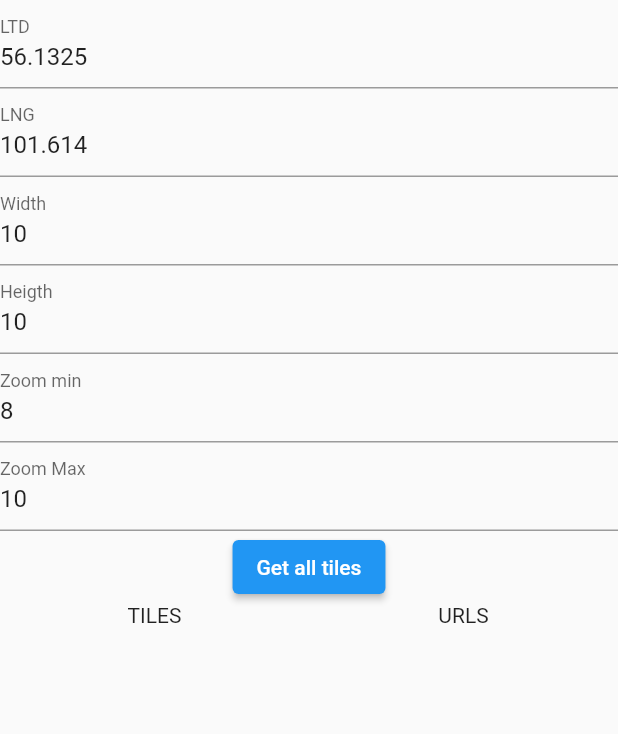
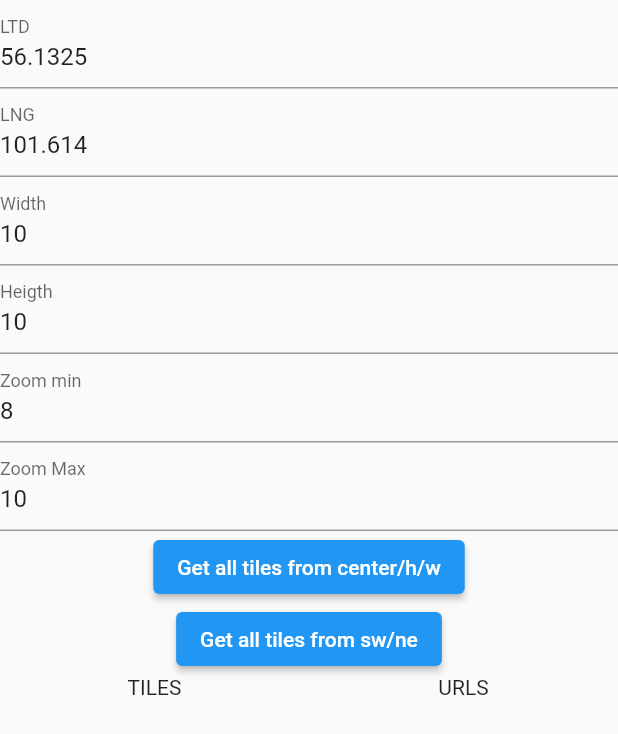
Before and after one commit to maxnemoy/map, a Flutter app: the screen it shows after launch, on a phone screen of 412 x 824 dp. Shown: the top 734 px of the screen. Run offline on Flutter 3.47's test engine with Material 2 defaults, Android fonts, the phone set to English and light mode, and no system bars; our stand-ins replace flutter_map, latlong2.

Commit message:
add btn (get tiles from sw/ne)

```diff
--- a/lib/main.dart
+++ b/lib/main.dart
@@ -91,7 +91,27 @@ class _HomePageState extends State<HomePage> {
                 tilesList = tiles!.getTilesAddress;
               });
             },
-            child: const Text("Get all tiles")),
+            child: const Text("Get all tiles from center/h/w")),
+                        ElevatedButton(
+            onPressed: () {
+              tiles = DownloadTileHalper(
+                  options: DownloadTileOptions(
+                      southWest: LatLng(56.09962, 101.506805),
+                      northEast: LatLng(56.206704, 101.729279)
+                      ),
+                      // tileLayerOptions: TileLayerOptions(
+                      //                       urlTemplate:"https://{s}.tile.openstreetmap.org/{z}/{x}/{y}.png",
+                      //                       subdomains: ['a', 'b', 'c'],
+                      //                       attributionBuilder: (_) {
+                      //                         return Text("© OpenStreetMap contributors");
+                      //                       })
+                        );
+              setState(() {
+                urlsList = tiles!.getTilesUrls;
+                tilesList = tiles!.getTilesAddress;
+              });
+            },
+            child: const Text("Get all tiles from sw/ne")),
         Expanded(
           child: Row(
             children: [
```
